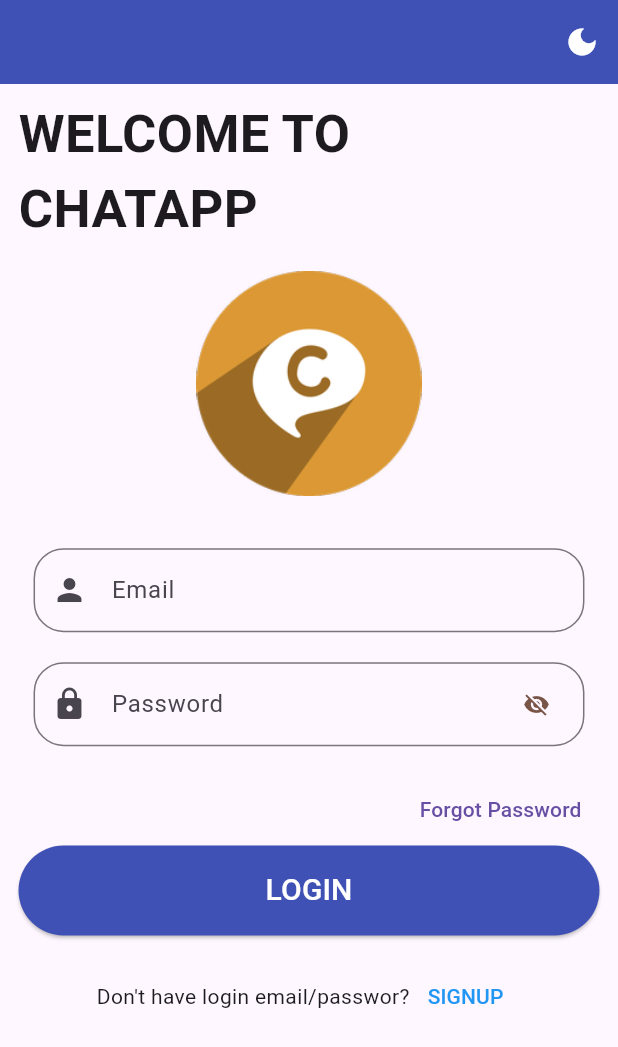
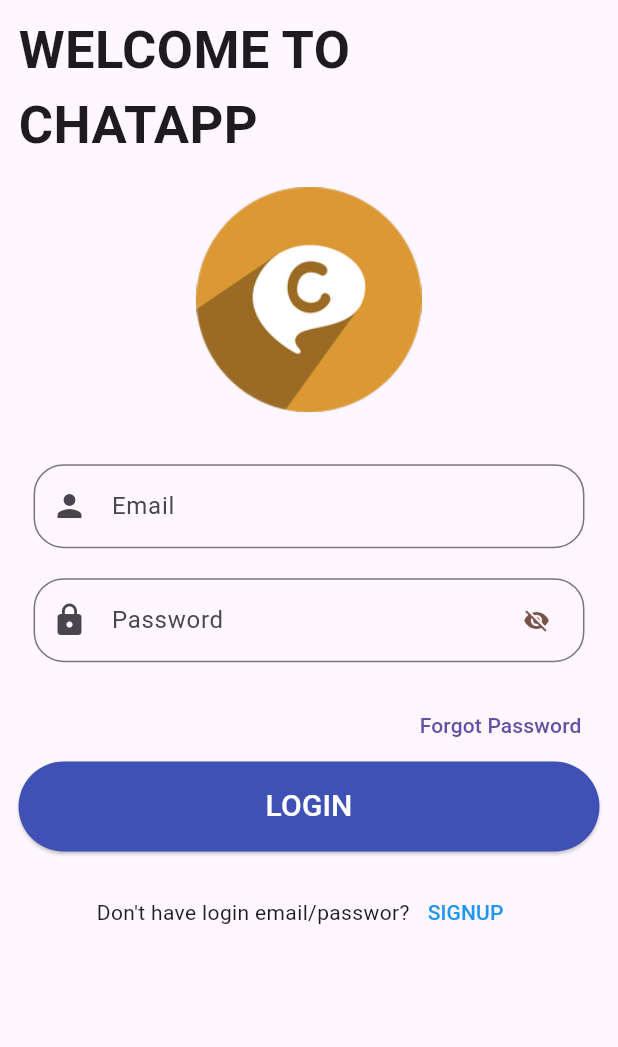
Before and after one commit to sumanghimire00/Chat-Boot, a Flutter app: the screen it shows after launch, on a phone screen of 412 x 824 dp. Shown: the top 1047 px of the screen. Run offline on Flutter 3.47's test engine with Material 3 defaults, Android fonts, the phone set to English and light mode, and no system bars; drawn by our look-alikes of flutter_form_builder; our stand-ins replace cloud_firestore, firebase_auth, firebase_core, shared_preferences; accounts and stored records are empty.

Commit message:
Changes on Login Screen and also change on home screen implementing with theme mode changes

```diff
--- a/lib/screens/auth_screens/login_body.dart
+++ b/lib/screens/auth_screens/login_body.dart
@@ -1,11 +1,9 @@
 import 'package:flutter/material.dart';
 import 'package:flutter_form_builder/flutter_form_builder.dart';
-import 'package:provider/provider.dart';
-import 'package:shared_preferences/shared_preferences.dart';
+
 import 'package:testapp/common/common_function.dart';
 import 'package:testapp/common/custom_textform_field.dart';
 import 'package:testapp/controller/login_controller.dart';
-import 'package:testapp/provider/theme_provider.dart';
 import 'package:testapp/screens/auth_screens/forgot_screen.dart';
 import 'package:testapp/screens/auth_screens/signup_page.dart';
 
@@ -24,33 +22,10 @@ class _LoginBodyState extends State<LoginBody> {
   bool isLoading = false;
   @override
   Widget build(BuildContext context) {
-    final provider = Provider.of<ThemeProvider>(context);
     final height = MediaQuery.of(context).size.height;
     final width = MediaQuery.of(context).size.width;
 
     return Scaffold(
-      appBar: AppBar(
-        actions: [
-          Consumer<ThemeProvider>(
-            builder: (context, value, child) => IconButton(
-              onPressed: () {
-                SharedPreferences.getInstance();
-
-                if (provider.themeMode == ThemeMode.light) {
-                  provider.setTheme(ThemeMode.dark);
-                } else if (provider.themeMode == ThemeMode.dark) {
-                  provider.setTheme(ThemeMode.light);
-                } else {
-                  provider.setTheme(ThemeMode.system);
-                }
-              },
-              icon: provider.themeMode == ThemeMode.light
-                  ? const Icon(Icons.dark_mode)
-                  : const Icon(Icons.light_mode),
-            ),
-          ),
-        ],
-      ),
       body: SafeArea(
         child: Container(
           padding: EdgeInsets.symmetric(
```
Also changed, not shown: lib/screens/widgets/home_page.dart (+20 -0 lines).
